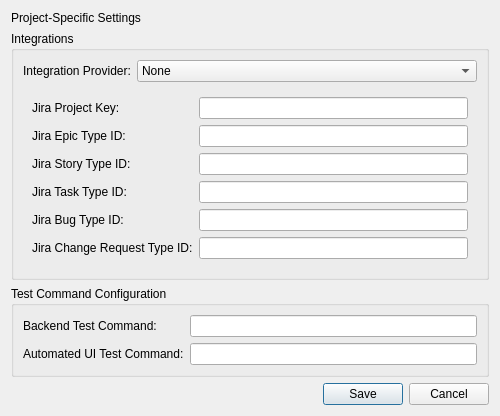
The window that gui/project_settings_dialog.ui (mariolewis/asdf_factory) describes before a commit, drawn with Qt 5.
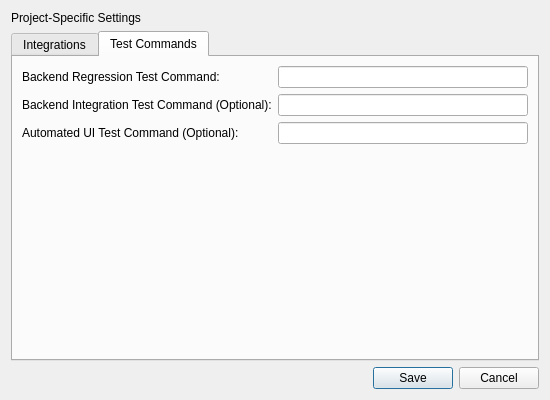
The same window after the commit. The open tabs and pages were chosen to show the change.

Commit message:
feat(testing): Implement on-demand manual UI testing
Adds a new workflow allowing the PM to initiate manual UI testing on-demand from the 'Project > Testing' menu. The workflow state is now persisted to the database to ensure it is resumable and does not conflict with other operations. Implements robust guardrails to disable the feature when the project is not a GUI project, no code has been generated, or a sprint is currently active.

What changed in the file:
```diff
--- a/gui/project_settings_dialog.ui
+++ b/gui/project_settings_dialog.ui
@@ -6,8 +6,8 @@
    <rect>
     <x>0</x>
     <y>0</y>
-    <width>500</width>
-    <height>250</height>
+    <width>550</width>
+    <height>400</height>
    </rect>
   </property>
   <property name="windowTitle">
@@ -25,10 +25,14 @@
     </widget>
    </item>
    <item>
-    <widget class="QGroupBox" name="integrationsGroupBox">
-     <property name="title">
+    <widget class="QTabWidget" name="tabWidget">
+     <property name="currentIndex">
+      <number>0</number>
+     </property>
+     <widget class="QWidget" name="integrationsTab">
+      <attribute name="title">
       <string>Integrations</string>
-     </property>
+      </attribute>
      <layout class="QVBoxLayout" name="verticalLayout_2">
       <item>
        <layout class="QFormLayout" name="formLayout">
@@ -147,17 +151,15 @@
       </item>
      </layout>
     </widget>
-   </item>
-   <item>
-    <widget class="QGroupBox" name="testCommandsGroupBox">
-    <property name="title">
-    <string>Test Command Configuration</string>
-    </property>
+     <widget class="QWidget" name="commandsTab">
+      <attribute name="title">
+       <string>Test Commands</string>
+      </attribute>
     <layout class="QFormLayout" name="formLayout_3">
     <item row="0" column="0">
         <widget class="QLabel" name="backendTestCommandLabel">
         <property name="text">
-        <string>Backend Test Command:</string>
+          <string>Backend Regression Test Command:</string>
         </property>
         </widget>
     </item>
@@ -165,30 +167,28 @@
         <widget class="QLineEdit" name="backendTestCommandLineEdit"/>
     </item>
     <item row="1" column="0">
+        <widget class="QLabel" name="integrationTestCommandLabel">
+         <property name="text">
+          <string>Backend Integration Test Command (Optional):</string>
+         </property>
+        </widget>
+       </item>
+       <item row="1" column="1">
+        <widget class="QLineEdit" name="integrationTestCommandLineEdit"/>
+       </item>
+       <item row="2" column="0">
         <widget class="QLabel" name="uiTestCommandLabel">
         <property name="text">
-        <string>Automated UI Test Command:</string>
+          <string>Automated UI Test Command (Optional):</string>
         </property>
         </widget>
     </item>
-    <item row="1" column="1">
+       <item row="2" column="1">
         <widget class="QLineEdit" name="uiTestCommandLineEdit"/>
     </item>
     </layout>
     </widget>
-    </item>
-   <item>
-    <spacer name="verticalSpacer">
-     <property name="orientation">
-      <enum>Qt::Vertical</enum>
-     </property>
-     <property name="sizeHint" stdset="0">
-      <size>
-       <width>20</width>
-       <height>40</height>
-      </size>
-     </property>
-    </spacer>
+    </widget>
    </item>
    <item>
     <widget class="QDialogButtonBox" name="buttonBox">
```
Lines whose indentation alone changed are shown as unchanged. The commit also changes 5 other files.
